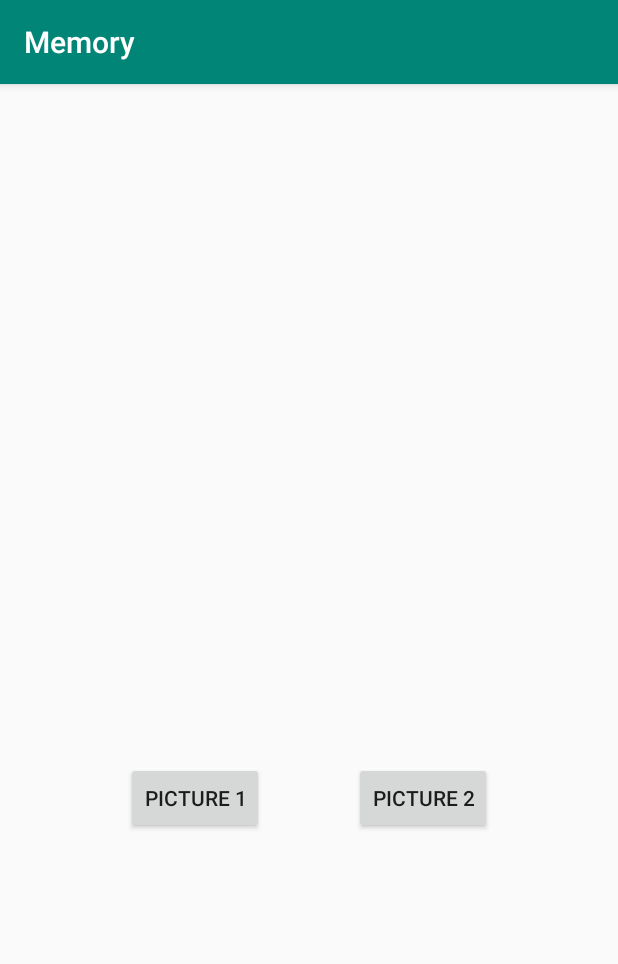
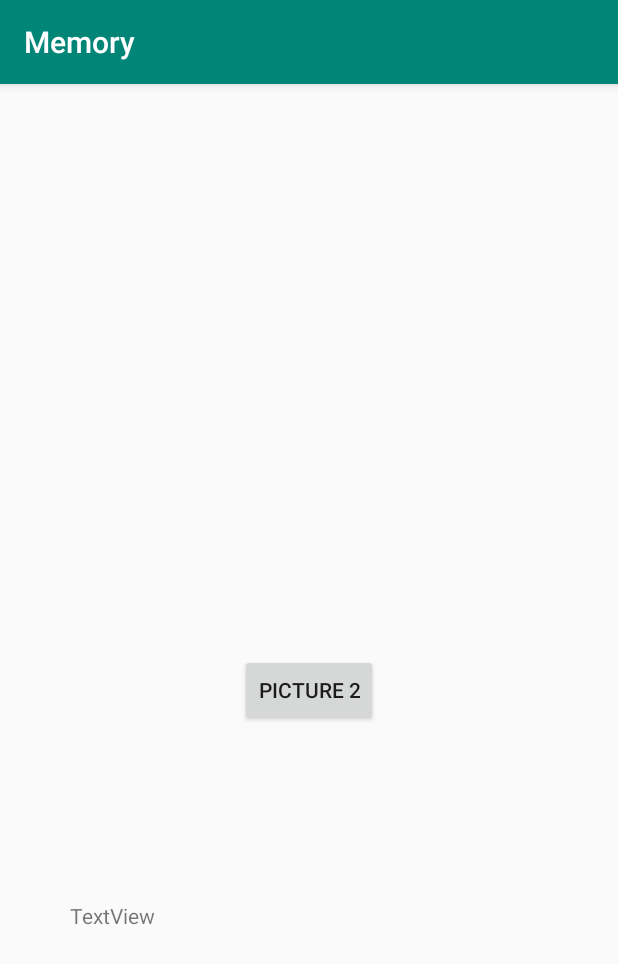
Before and after one commit to NicolaGassmann/Memory, an Android app: the screen it shows after launch (MainActivity), on a phone screen of 412 x 824 dp. Shown: the top 964 px of the screen. Run offline under Robolectric (Android 15) with nearby library versions, the phone set to English and light mode, and no system bars; libraries missing offline, so code that uses them is left out: com.google.zxing.client, com.google.zxing.integration, com.journeyapps.barcodescanner.

Commit message:
back to the start

```diff
--- a/app/build.gradle
+++ b/app/build.gradle
@@ -23,6 +23,8 @@ dependencies {
     implementation fileTree(dir: 'libs', include: ['*.jar'])
     implementation 'androidx.appcompat:appcompat:1.0.2'
     implementation 'androidx.constraintlayout:constraintlayout:1.1.3'
+    //implementation 'com.android.support:appcompat-v7:27.1.1'
+    //implementation 'com.android.support:recyclerview-v7:27.1.1'
     implementation 'com.journeyapps:zxing-android-embedded:4.0.2'
     testImplementation 'junit:junit:4.12'
     androidTestImplementation 'androidx.test:runner:1.1.1'
--- a/app/src/main/AndroidManifest.xml
+++ b/app/src/main/AndroidManifest.xml
@@ -11,7 +11,7 @@
         android:supportsRtl="true"
         android:theme="@style/AppTheme"
         tools:ignore="GoogleAppIndexingWarning">
-        <activity android:name=".MyCaptureActivity"></activity>
+        <activity android:name=".MyCaptureActivity" />
         <activity android:name=".MainActivity">
             <intent-filter>
                 <action android:name="android.intent.action.MAIN" />
--- a/app/src/main/java/com/example/memory/MainActivity.java
+++ b/app/src/main/java/com/example/memory/MainActivity.java
@@ -15,6 +15,7 @@ import android.provider.MediaStore;
 import android.view.View;
 import android.widget.Button;
 import android.widget.ImageView;
+import android.widget.TextView;
 
 import com.google.zxing.client.android.Intents;
 import com.google.zxing.integration.android.IntentIntegrator;
@@ -25,7 +26,6 @@ import java.io.File;
 import java.io.IOException;
 
 public class MainActivity extends AppCompatActivity {
-
 
     @Override
     protected void onCreate(Bundle savedInstanceState) {
@@ -48,23 +48,21 @@ public class MainActivity extends AppCompatActivity {
                 && resultCode == RESULT_OK) {
 
             Bundle extras = data.getExtras();
+            assert extras != null;
             String path = extras.getString(
                     Intents.Scan.RESULT_BARCODE_IMAGE_PATH);
 
 
             Bitmap bmp = BitmapFactory.decodeFile(path);
-            ImageView picture = findViewById(R.id.imageView1);
+            ImageView picture = findViewById(R.id.imageView2);
             picture.setImageBitmap(bmp);
 
             String code = extras.getString(
                     Intents.Scan.RESULT);
 
-            Button butt = findViewById(R.id.button1);
-            butt.setText(code);
+            TextView textView = findViewById(R.id.textView);
+            textView.setText(code);
 
-            RecyclerView rv = findViewById(R.id.recyclerView);
-            GridLayoutManager gridLayoutManager = new GridLayoutManager(this /* the activity */, 2);
-            rv.setLayoutManager(gridLayoutManager);
         }
     }
 
--- a/app/src/main/res/layout/activity_main.xml
+++ b/app/src/main/res/layout/activity_main.xml
@@ -7,53 +7,38 @@
     tools:context=".MainActivity">
 
     <Button
-        android:id="@+id/button1"
-        android:layout_width="wrap_content"
-        android:layout_height="wrap_content"
-        android:layout_marginStart="84dp"
-        android:layout_marginBottom="268dp"
-        android:onClick="takeQrCodePicture"
-        android:text="Picture 1"
-        app:layout_constraintBottom_toBottomOf="parent"
-        app:layout_constraintStart_toStartOf="parent" />
-
-    <Button
         android:id="@+id/button2"
         android:layout_width="wrap_content"
         android:layout_height="wrap_content"
-        android:layout_marginEnd="84dp"
-        android:layout_marginBottom="268dp"
+        android:layout_marginEnd="160dp"
+        android:layout_marginBottom="340dp"
+        android:onClick="takeQrCodePicture"
         android:text="Picture 2"
         app:layout_constraintBottom_toBottomOf="parent"
         app:layout_constraintEnd_toEndOf="parent" />
 
     <ImageView
-        android:id="@+id/imageView1"
+        android:id="@+id/imageView2"
         android:layout_width="wrap_content"
         android:layout_height="wrap_content"
-        android:layout_marginStart="84dp"
-        android:layout_marginTop="180dp"
+        android:layout_marginTop="88dp"
+        android:layout_marginEnd="152dp"
+        app:layout_constraintBottom_toTopOf="@+id/button2"
+        app:layout_constraintEnd_toEndOf="parent"
+        app:layout_constraintHorizontal_bias="1.0"
         app:layout_constraintStart_toStartOf="parent"
         app:layout_constraintTop_toTopOf="parent"
         tools:srcCompat="@drawable/ic_launcher_background" />
 
-    <ImageView
-        android:id="@+id/imageView2"
-        android:layout_width="wrap_content"
-        android:layout_height="wrap_content"
-        android:layout_marginTop="180dp"
-        android:layout_marginEnd="84dp"
+    <TextView
+        android:id="@+id/textView"
+        android:layout_width="319dp"
+        android:layout_height="96dp"
+        android:text="TextView"
+        app:layout_constraintBottom_toBottomOf="parent"
         app:layout_constraintEnd_toEndOf="parent"
+        app:layout_constraintStart_toStartOf="parent"
         app:layout_constraintTop_toTopOf="parent"
-        tools:srcCompat="@drawable/ic_launcher_background" />
-
-    <androidx.recyclerview.widget.RecyclerView
-        android:id="@+id/recyclerView"
-        android:layout_width="match_parent"
-        android:layout_height="match_parent"
-        app:layout_constraintBottom_toBottomOf="parent"
-        app:layout_constraintTop_toTopOf="parent"
-        app:layout_constraintVertical_bias="1.0"
-        tools:layout_editor_absoluteX="85dp" />
+        app:layout_constraintVertical_bias="0.811" />
 
 </androidx.constraintlayout.widget.ConstraintLayout>
```
